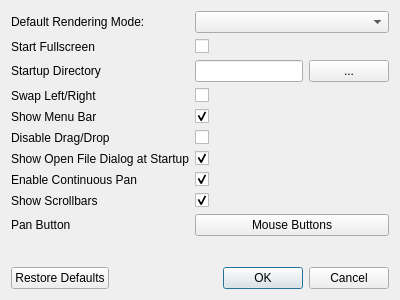
This is forms/settingswindow.ui in chipgw/depthview as Qt 5 draws it before an edit. The edited form follows.
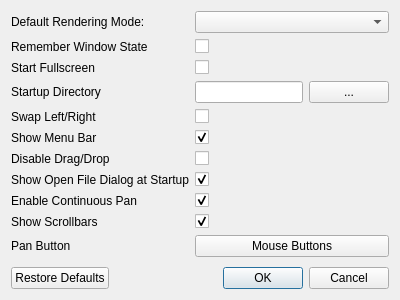
This is the edited form. Icons and pictures are not drawn.

Commit message: added ability to remember the window state from last run.

Diff of the .ui file:
```diff
--- a/forms/settingswindow.ui
+++ b/forms/settingswindow.ui
@@ -40,7 +40,7 @@
        </property>
       </widget>
      </item>
-     <item row="1" column="0">
+     <item row="2" column="0">
       <widget class="QLabel" name="startFullscreenLabel">
        <property name="toolTip">
         <string>Run DepthView fullscreen</string>
@@ -50,14 +50,17 @@
        </property>
       </widget>
      </item>
-     <item row="1" column="1">
+     <item row="2" column="1">
       <widget class="QCheckBox" name="startFullscreenCheckBox">
+       <property name="enabled">
+        <bool>true</bool>
+       </property>
        <property name="toolTip">
         <string>Run DepthView fullscreen</string>
        </property>
       </widget>
      </item>
-     <item row="2" column="0">
+     <item row="3" column="0">
       <widget class="QLabel" name="startupDirectoryLabel">
        <property name="toolTip">
         <string>The directory in which DepthView starts up if no command line arguments are supplied. (leave blank for home directory)</string>
@@ -67,7 +70,7 @@
        </property>
       </widget>
      </item>
-     <item row="2" column="1">
+     <item row="3" column="1">
       <layout class="QHBoxLayout" name="horizontalLayout">
        <item>
         <widget class="QLineEdit" name="startupDirectoryLineEdit">
@@ -91,7 +94,7 @@
        </item>
       </layout>
      </item>
-     <item row="3" column="0">
+     <item row="4" column="0">
       <widget class="QLabel" name="swapLeftRightLabel">
        <property name="toolTip">
         <string>Swap the left and right images by default</string>
@@ -101,14 +104,14 @@
        </property>
       </widget>
      </item>
-     <item row="3" column="1">
+     <item row="4" column="1">
       <widget class="QCheckBox" name="swapLeftRightCheckBox">
        <property name="toolTip">
         <string>Swap the left and right images by default</string>
        </property>
       </widget>
      </item>
-     <item row="4" column="0">
+     <item row="5" column="0">
       <widget class="QLabel" name="showMenuBarLabel">
        <property name="toolTip">
         <string>Show the menu bar when DepthView is started. (has no effect if start fullscreen is enabled)</string>
@@ -118,7 +121,7 @@
        </property>
       </widget>
      </item>
-     <item row="4" column="1">
+     <item row="5" column="1">
       <widget class="QCheckBox" name="showMenuBarCheckBox">
        <property name="toolTip">
         <string>Show the menu bar when DepthView is started. (has no effect if start fullscreen is enabled)</string>
@@ -128,7 +131,7 @@
        </property>
       </widget>
      </item>
-     <item row="5" column="0">
+     <item row="6" column="0">
       <widget class="QLabel" name="disableDragDropLabel">
        <property name="toolTip">
         <string>disables droping images into window to open them.</string>
@@ -138,14 +141,14 @@
        </property>
       </widget>
      </item>
-     <item row="5" column="1">
+     <item row="6" column="1">
       <widget class="QCheckBox" name="disableDragDropCheckBox">
        <property name="toolTip">
         <string>disables droping images into window to open them.</string>
        </property>
       </widget>
      </item>
-     <item row="6" column="0">
+     <item row="7" column="0">
       <widget class="QLabel" name="fileDialogStartupLabel">
        <property name="toolTip">
         <string>Enables showing an &quot;Open File&quot; dialog when DepthView starts and has no command line arguments.</string>
@@ -155,7 +158,7 @@
        </property>
       </widget>
      </item>
-     <item row="6" column="1">
+     <item row="7" column="1">
       <widget class="QCheckBox" name="fileDialogStartupCheckBox">
        <property name="toolTip">
         <string>Enables showing an &quot;Open File&quot; dialog when DepthView starts and has no command line arguments.</string>
@@ -165,48 +168,62 @@
        </property>
       </widget>
      </item>
-     <item row="7" column="0">
+     <item row="8" column="0">
       <widget class="QLabel" name="enableContinuousPanLabel">
        <property name="text">
         <string>Enable Continuous Pan</string>
        </property>
       </widget>
      </item>
-     <item row="7" column="1">
+     <item row="8" column="1">
       <widget class="QCheckBox" name="enableContinuousPanCheckBox">
        <property name="checked">
         <bool>true</bool>
        </property>
       </widget>
      </item>
-     <item row="8" column="0">
+     <item row="9" column="0">
       <widget class="QLabel" name="showScrollbarsLabel">
        <property name="text">
         <string>Show Scrollbars</string>
        </property>
       </widget>
      </item>
-     <item row="8" column="1">
+     <item row="9" column="1">
       <widget class="QCheckBox" name="showScrollbarsCheckBox">
        <property name="checked">
         <bool>true</bool>
        </property>
       </widget>
      </item>
-     <item row="9" column="0">
+     <item row="10" column="0">
       <widget class="QLabel" name="panButtonLabel">
        <property name="text">
         <string>Pan Button</string>
        </property>
       </widget>
      </item>
-     <item row="9" column="1">
+     <item row="10" column="1">
       <widget class="QPushButton" name="panButtonMenuPushButton">
        <property name="text">
         <string>Mouse Buttons</string>
        </property>
       </widget>
      </item>
+     <item row="1" column="0">
+      <widget class="QLabel" name="rememberWindowStateLabel">
+       <property name="text">
+        <string>Remember Window State</string>
+       </property>
+      </widget>
+     </item>
+     <item row="1" column="1">
+      <widget class="QCheckBox" name="rememberWindowStateCheckBox">
+       <property name="checked">
+        <bool>false</bool>
+       </property>
+      </widget>
+     </item>
     </layout>
    </item>
    <item>
```
The commit also changes 3 other files.
